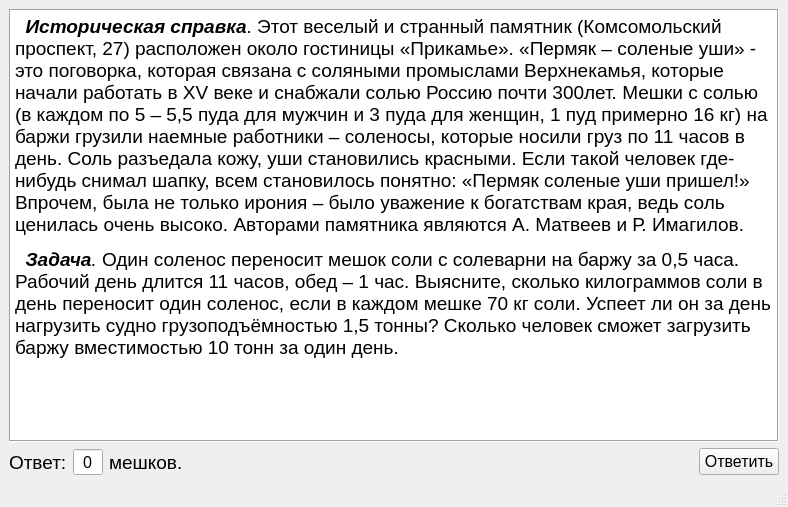
This is ThirdTaskWindow.ui in VladZuykin/quest as Qt 5 draws it before an edit. The edited form follows.
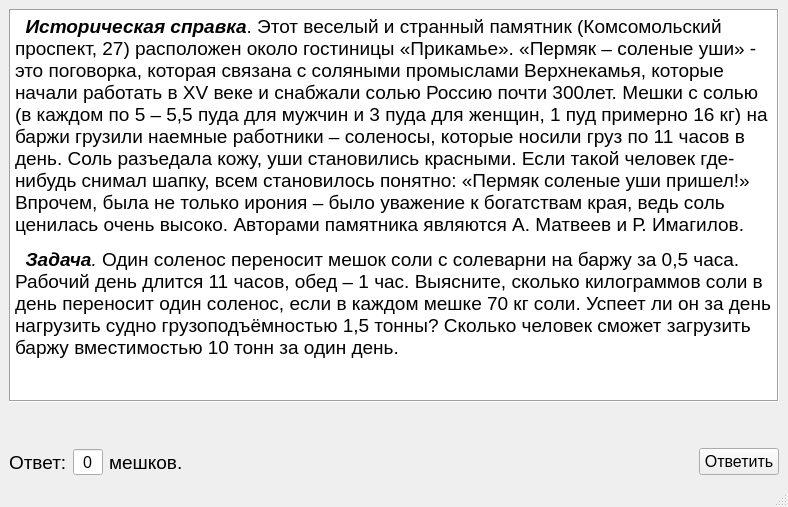
This is the edited form.

```diff
--- a/ThirdTaskWindow.ui
+++ b/ThirdTaskWindow.ui
@@ -30,6 +30,22 @@
       </property>
      </widget>
     </item>
+    <item>
+     <spacer name="verticalSpacer">
+      <property name="orientation">
+       <enum>Qt::Vertical</enum>
+      </property>
+      <property name="sizeType">
+       <enum>QSizePolicy::Fixed</enum>
+      </property>
+      <property name="sizeHint" stdset="0">
+       <size>
+        <width>20</width>
+        <height>40</height>
+       </size>
+      </property>
+     </spacer>
+    </item>
     <item>
      <layout class="QHBoxLayout" name="horizontalLayout">
       <item>
```
Left out of the diff: 2 changed lines with no effect on the pictures.
